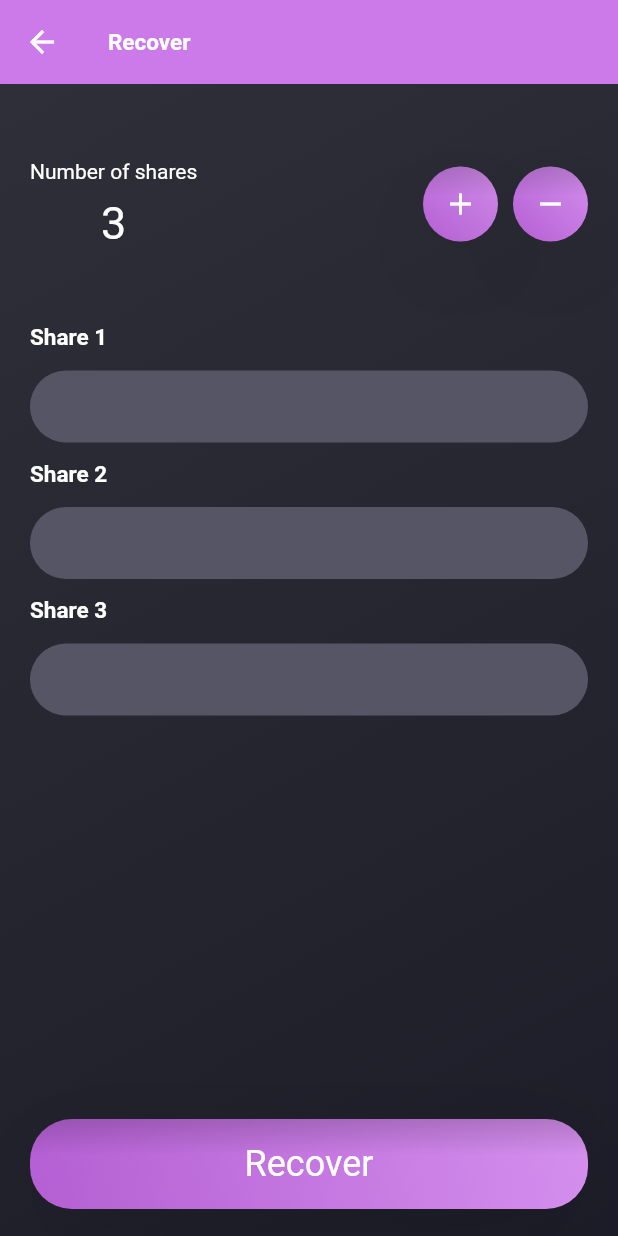
After one commit to kiwiidb/nygma, a Flutter app: the screen it shows after launch, after a tap on "Recover", on a phone screen of 412 x 824 dp. The commit adds this screen. Run offline on Flutter 3.47's test engine with Material 2 defaults, Android fonts, the light colour scheme and no system bars; our stand-ins replace convert, flutter_screenutil, get, get_storage; missing offline and left inert: cryptography, dart:ffi, dart_bech32, kepler, nostr, pointycastle; network calls fail; Roboto replaces fonts that are missing (Poppins).

Commit message:
add recover page

```diff
--- a/lib/app_theme.dart
+++ b/lib/app_theme.dart
@@ -15,7 +15,6 @@ class AppTheme {
         secondary: kAccentColor,
       ),
       appBarTheme: AppBarTheme(
-        backgroundColor: Colors.transparent,
         elevation: 0.0,
         centerTitle: false,
         titleTextStyle: TextStyle(fontSize: 15.0, fontWeight: FontWeight.bold),
--- /dev/null
+++ b/lib/controllers/recover_page_controller.dart
@@ -0,0 +1,20 @@
+import 'package:flutter/material.dart';
+import 'package:get/get.dart';
+
+class RecoverPageController extends GetxController {
+  var shardControllerList = <TextEditingController>[
+    TextEditingController(),
+    TextEditingController(),
+    TextEditingController(),
+  ].obs;
+
+  void addShare() {
+    shardControllerList.add(TextEditingController());
+  }
+
+  void removeShare() {
+    if (shardControllerList.length != 1) {
+      shardControllerList.removeLast();
+    }
+  }
+}
--- a/lib/views/auth/login.dart
+++ b/lib/views/auth/login.dart
@@ -16,7 +16,6 @@ class LoginPage extends StatelessWidget {
       decoration: const BoxDecoration(gradient: kBgGradient),
       child: Scaffold(
         appBar: AppBar(
-          backgroundColor: Colors.transparent,
           title: const Text('Login', style: TextStyle(fontSize: 20.0)),
         ),
         body: GetX<AuthController>(builder: (controller) {
--- a/lib/views/login_choice.dart
+++ b/lib/views/login_choice.dart
@@ -1,7 +1,10 @@
 import 'package:flutter/material.dart';
 import 'package:get/get.dart';
+import 'package:nygma/app_theme.dart';
+import 'package:nygma/views/recover_page.dart';
 
 import '../components/buttons/gradient_button.dart';
+import '../constants/colors.dart';
 import 'index_or_login.dart';
 
 class LoginChoicePage extends StatelessWidget {
@@ -10,7 +13,9 @@ class LoginChoicePage extends StatelessWidget {
   @override
   Widget build(BuildContext context) {
     return Scaffold(
-      body: Center(
+      body: DecoratedBox(
+        decoration: const BoxDecoration(gradient: kBgGradient),
+        child: Center(
           child: Padding(
             padding: const EdgeInsets.symmetric(horizontal: 20.0),
             child: Column(
@@ -21,7 +26,7 @@ class LoginChoicePage extends StatelessWidget {
                   height: 60,
                   child: GradientButton(
                     onPressed: () {
-                    Get.offAll(IndexOrLogin());
+                      Get.to(IndexOrLogin());
                     },
                     child: const Text(
                       'Login',
@@ -37,7 +42,7 @@ class LoginChoicePage extends StatelessWidget {
                   height: 60,
                   child: GradientButton(
                     onPressed: () {
-                    // TODO: Implement recover button functionality
+                      Get.to(RecoverPage());
                     },
                     child: const Text(
                       'Recover',
@@ -52,6 +57,7 @@ class LoginChoicePage extends StatelessWidget {
             ),
           ),
         ),
+      ),
     );
   }
 }
--- /dev/null
+++ b/lib/views/recover_page.dart
@@ -0,0 +1,116 @@
+import 'package:flutter/src/widgets/container.dart';
+import 'package:flutter/src/widgets/framework.dart';
+import 'package:flutter/material.dart';
+import 'package:get/get.dart';
+import 'package:nygma/app_theme.dart';
+
+import '../components/buttons/gradient_button.dart';
+import '../components/labeled_text_form_field.dart';
+import '../constants/colors.dart';
+import '../controllers/recover_page_controller.dart';
+
+class RecoverPage extends StatelessWidget {
+  RecoverPage({super.key});
+
+  final RecoverPageController controller = Get.put(RecoverPageController());
+  @override
+  Widget build(BuildContext context) {
+    return Scaffold(
+      appBar: AppBar(title: const Text('Recover')),
+      backgroundColor: AppTheme().theme.backgroundColor,
+      body: DecoratedBox(
+        decoration: const BoxDecoration(gradient: kBgGradient),
+        child: Padding(
+            padding: const EdgeInsets.symmetric(horizontal: 20.0),
+            child: GetX<RecoverPageController>(builder: (controller) {
+              return Column(
+                mainAxisAlignment: MainAxisAlignment.start,
+                children: [
+                  const SizedBox(
+                    height: 50,
+                  ),
+                  SizedBox(
+                      height: 60,
+                      child: Row(
+                          mainAxisAlignment: MainAxisAlignment.spaceBetween,
+                          children: [
+                            Column(
+                              mainAxisAlignment: MainAxisAlignment.spaceBetween,
+                              children: [
+                                const Text("Number of shares"),
+                                Text(
+                                  controller.shardControllerList.length
+                                      .toString(),
+                                  style: const TextStyle(fontSize: 30),
+                                )
+                              ],
+                            ),
+                            Row(children: [
+                              SizedBox(
+                                width: 50,
+                                child: GradientButton(
+                                  onPressed: () {
+                                    controller.addShare();
+                                  },
+                                  child: const Icon(Icons.add),
+                                ),
+                              ),
+                              const SizedBox(
+                                width: 10,
+                              ),
+                              SizedBox(
+                                width: 50,
+                                child: GradientButton(
+                                  onPressed: () {
+                                    controller.removeShare();
+                                  },
+                                  child: const Icon(Icons.remove),
+                                ),
+                              )
+                            ])
+                          ])),
+                  const SizedBox(
+                    height: 50,
+                  ),
+                  SizedBox(
+                    height: 500,
+                    child: ListView.separated(
+                      itemBuilder: (context, i) {
+                        return LabeledTextFormField(
+                            label: "Share ${i + 1}",
+                            controller: controller.shardControllerList[i]);
+                      },
+                      itemCount: controller.shardControllerList.length,
+                      separatorBuilder: (BuildContext context, int index) {
+                        return const SizedBox(
+                          height: 12,
+                        );
+                      },
+                    ),
+                  ),
+                  const SizedBox(
+                    height: 30,
+                  ),
+                  SizedBox(
+                    width: double.infinity,
+                    height: 60,
+                    child: GradientButton(
+                      onPressed: () {
+                        //todo
+                      },
+                      child: const Text(
+                        'Recover',
+                        style: TextStyle(
+                          fontSize: 24,
+                          color: Colors.white,
+                        ),
+                      ),
+                    ),
+                  ),
+                ],
+              );
+            })),
+      ),
+    );
+  }
+}
```
Lines whose indentation alone changed are shown as unchanged.
